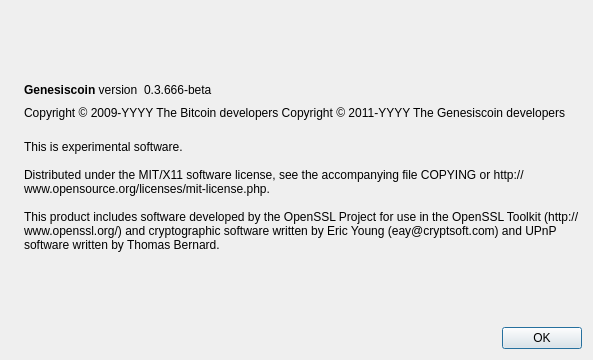
Old version of the form src/qt/forms/aboutdialog.ui in the repository GenesisCoinTeam/genesiscoin.
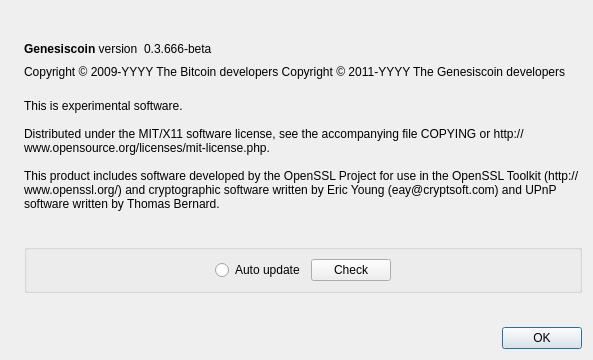
New version of the form. Icons and pictures are not drawn.

```diff
--- a/src/qt/forms/aboutdialog.ui
+++ b/src/qt/forms/aboutdialog.ui
@@ -123,6 +123,65 @@
        </property>
       </widget>
      </item>
+     <item>
+      <spacer name="verticalSpacer_3">
+       <property name="orientation">
+        <enum>Qt::Vertical</enum>
+       </property>
+       <property name="sizeHint" stdset="0">
+        <size>
+         <width>20</width>
+         <height>40</height>
+        </size>
+       </property>
+      </spacer>
+     </item>
+     <item>
+      <widget class="QGroupBox" name="horizontalGroupBox">
+       <layout class="QHBoxLayout" name="horizontalLayout_3">
+        <item>
+         <spacer name="horizontalSpacer_3">
+          <property name="orientation">
+           <enum>Qt::Horizontal</enum>
+          </property>
+          <property name="sizeHint" stdset="0">
+           <size>
+            <width>40</width>
+            <height>20</height>
+           </size>
+          </property>
+         </spacer>
+        </item>
+        <item>
+         <widget class="QRadioButton" name="radioButton">
+          <property name="text">
+           <string>Auto update</string>
+          </property>
+         </widget>
+        </item>
+        <item>
+         <widget class="QPushButton" name="pushButton">
+          <property name="text">
+           <string>Check</string>
+          </property>
+         </widget>
+        </item>
+        <item>
+         <spacer name="horizontalSpacer_2">
+          <property name="orientation">
+           <enum>Qt::Horizontal</enum>
+          </property>
+          <property name="sizeHint" stdset="0">
+           <size>
+            <width>40</width>
+            <height>20</height>
+           </size>
+          </property>
+         </spacer>
+        </item>
+       </layout>
+      </widget>
+     </item>
      <item>
       <spacer name="verticalSpacer">
        <property name="orientation">
```
